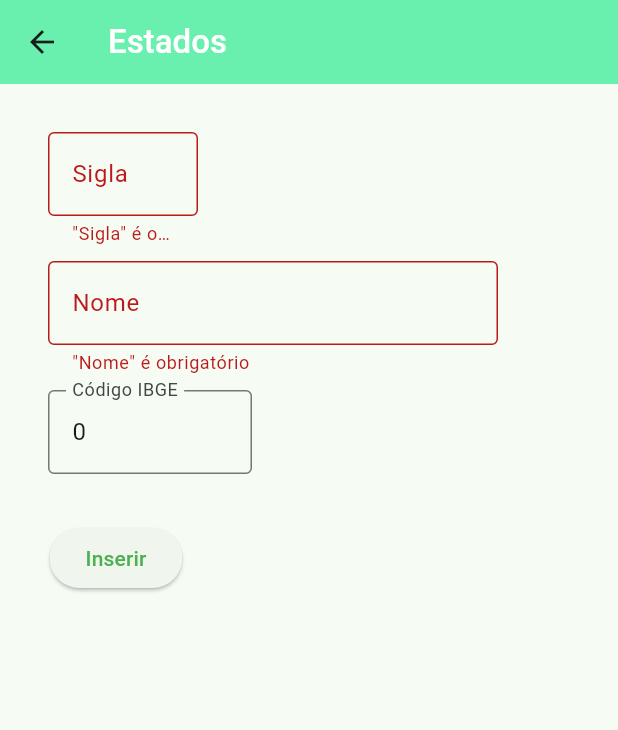
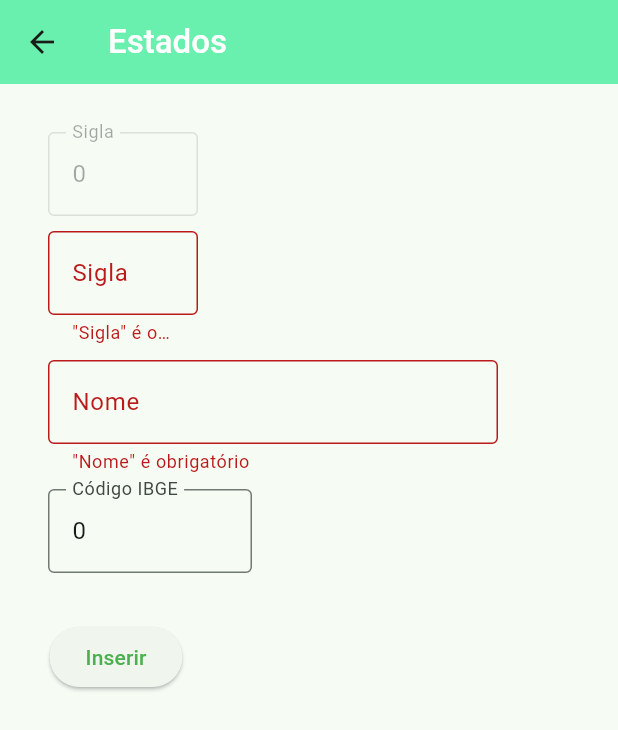
Before and after one commit to GLR21/autom_V3, a Flutter app: the EstadoView screen opened directly, after a tap on "Inserir", on a phone screen of 412 x 824 dp. Shown: the top 730 px of the screen. Run offline on Flutter 3.47's test engine with Material 2 defaults, Android fonts, the phone set to English and light mode, and no system bars; our stand-ins replace flutter_dotenv; missing offline and left inert: postgres.

Commit message:
Roteamento ao terminar de gravar Estado

```diff
--- a/lib/view/components/dialog_builder.dart
+++ b/lib/view/components/dialog_builder.dart
@@ -2,9 +2,9 @@ import 'package:flutter/material.dart';
 
 class DialogBuilder
 {
-    void showInfoDialog(BuildContext context, String title, String message)
+    Future<dynamic> showInfoDialog(String title, String message, BuildContext context, Function() callback) async
     {
-        showDialog
+        return showDialog
         (
             context: context,
             builder: (context) => AlertDialog
@@ -19,7 +19,7 @@ class DialogBuilder
                         child: const Text('Fechar')
                     )
                 ],
-            )
+            ),
         );
     }
 }
--- a/lib/view/estado/estado_view.dart
+++ b/lib/view/estado/estado_view.dart
@@ -1,6 +1,7 @@
 import 'package:autom_v3/classes/estado.dart';
 import 'package:autom_v3/controllers/estado_controller.dart';
 import 'package:autom_v3/view/components/dialog_builder.dart';
+import 'package:autom_v3/view/estado/estado_list_view.dart';
 import 'package:flutter/material.dart';
 
 class EstadoView extends StatefulWidget
@@ -20,18 +21,20 @@ class _EstadoView extends State<EstadoView>
 
     Future<Estado> estado = Future.value(Estado.empty());
 
+    String? id;
     String? sigla;
     String? nome;
     String? codIbge;
 
-    Widget buildFieldSigla(String text)
+    Widget buildFieldId(String? value)
     {
         return SizedBox
         (
             width: 100,
             child: TextFormField
             (
-                initialValue: text,
+                initialValue: value,
+                enabled: false,
                 decoration: const InputDecoration
                 (
                     label: Text('Sigla'),
@@ -53,14 +56,43 @@ class _EstadoView extends State<EstadoView>
         );
     }
 
-    Widget buildFieldNome(String text)
+    Widget buildFieldSigla(String? value)
+    {
+        return SizedBox
+        (
+            width: 100,
+            child: TextFormField
+            (
+                initialValue: value,
+                decoration: const InputDecoration
+                (
+                    label: Text('Sigla'),
+                    border: OutlineInputBorder()
+                ),
+                validator: (String? value)
+                {
+                    if(value!.isEmpty)
+                    {
+                        return '"Sigla" é obrigatório';
+                    }
+                    return null;
+                },
+                onSaved: (newValue)
+                {
+                    sigla = newValue;
+                },
+            ),
+        );
+    }
+
+    Widget buildFieldNome(String value)
     {
         return SizedBox
         (
             width: 300,
             child: TextFormField
             (
-                initialValue: text,
+                initialValue: value,
                 decoration: const InputDecoration
                 (
                     label: Text('Nome'),
@@ -82,14 +114,14 @@ class _EstadoView extends State<EstadoView>
         );
     }
 
-    Widget buildFieldCodIbge(String? text)
+    Widget buildFieldCodIbge(String? value)
     {
         return SizedBox
         (
             width: 136,
             child: TextFormField
             (
-                initialValue: text,
+                initialValue: value,
                 decoration: const InputDecoration
                 (
                     label: Text('Código IBGE'),
@@ -183,6 +215,11 @@ class _EstadoView extends State<EstadoView>
                                                             crossAxisAlignment: CrossAxisAlignment.start,
                                                             children:
                                                             [
+                                                                buildFieldId(estado.id.toString()),
+                                                                const Padding
+                                                                (
+                                                                    padding: EdgeInsets.all(5)
+                                                                ),
                                                                 buildFieldSigla(estado.sigla),
                                                                 const Padding
                                                                 (
@@ -228,20 +265,28 @@ class _EstadoView extends State<EstadoView>
 
                                                                             Estado estado = Estado(nome!, sigla!, int.parse(codIbge!));
                                                                             EstadoController().insert(estado);
+
+                                                                            route() => EstadoListView;
+
+                                                                            DialogBuilder().showInfoDialog
+                                                                            (
+                                                                                'Sucesso',
+                                                                                'Estado inserido com sucesso',
+                                                                                context,
+                                                                                route
+                                                                            ).then((value) =>
+                                                                                Navigator.of(context).push
+                                                                                (
+                                                                                    MaterialPageRoute
+                                                                                    (
+                                                                                        builder: (context) => const EstadoListView()
+                                                                                    ),
+                                                                                )
+                                                                            );
                                                                         }
 
                                                                         /*
-                                                                        * mostrar mensagem
-                                                                        */
-                                                                        DialogBuilder().showInfoDialog
-                                                                        (
-                                                                            context,
-                                                                            'Sucesso',
-                                                                            'Estado inserido com sucesso'
-                                                                        );
-
-                                                                        /*
-                                                                        * limpar formulário
+                                                                        * limpar
                                                                         */
                                                                         formKey.currentState!.reset();
                                                                     },
```
